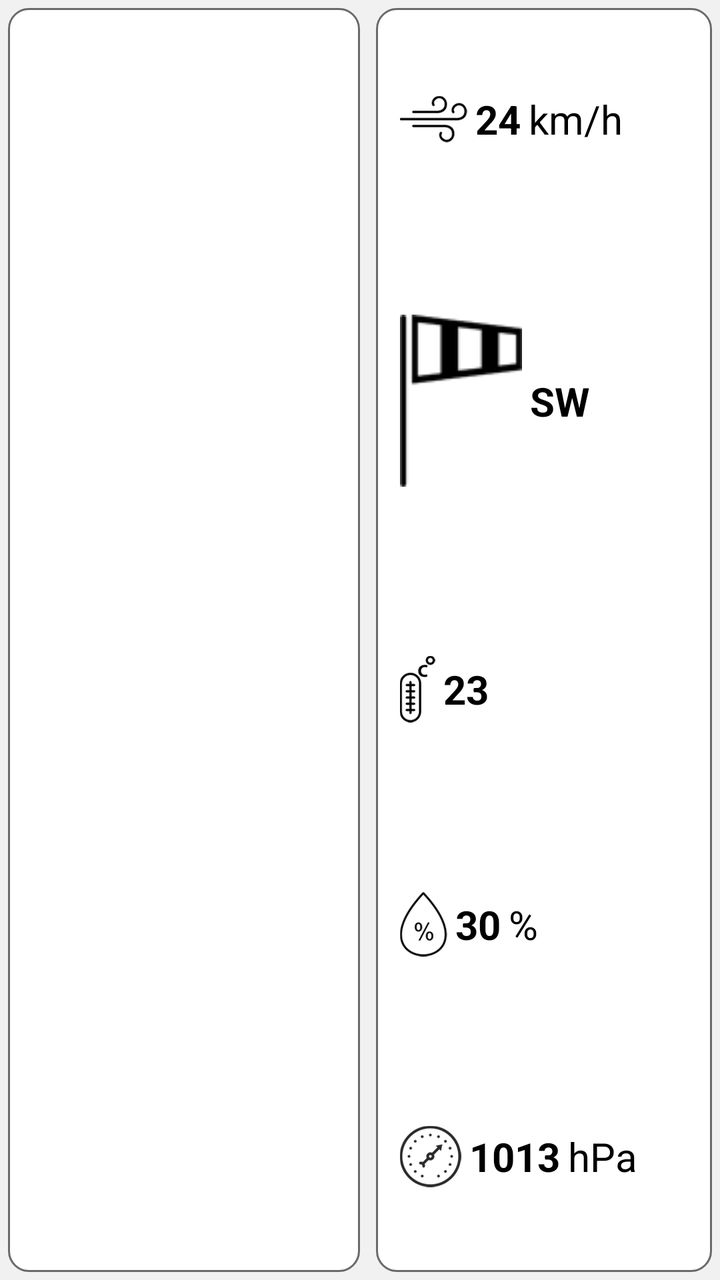
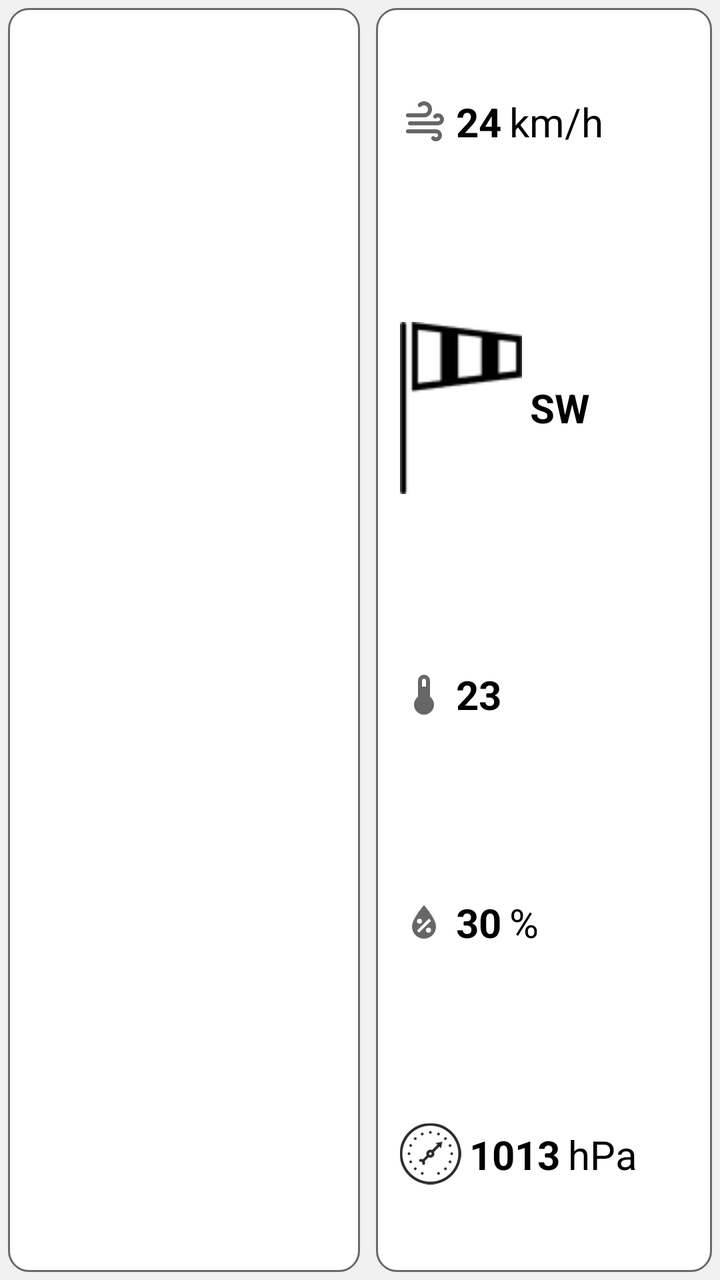

The first picture is an Android layout as it rendered before a commit; the second is the same layout after the commit. The layout source and the unified diff follow.
<!-- AndroidManifest.xml: application theme AppTheme -->
<!-- res/layout/fragment_weather.xml -->
<?xml version="1.0" encoding="utf-8"?>
<layout xmlns:android="http://schemas.android.com/apk/res/android"
    xmlns:app="http://schemas.android.com/apk/res-auto">

    <data>

        <variable
            name="viewModel"
            type="eu.agribot.agribotapp.ui.fragment.weather.WeatherViewModel" />
    </data>

    <LinearLayout
        android:layout_width="match_parent"
        android:layout_height="match_parent"
        android:background="@color/background_gray">

        <LinearLayout
            android:layout_width="match_parent"
            android:layout_height="match_parent"
            android:orientation="horizontal">

            <LinearLayout
                android:layout_width="wrap_content"
                android:layout_height="match_parent"
                android:layout_centerInParent="true"
                android:layout_margin="@dimen/margin_small"
                android:layout_weight="7"
                android:background="@drawable/rounded_corner_layout"
                android:orientation="horizontal">


            </LinearLayout>

            <LinearLayout
                android:id="@+id/rightControlsMenu"
                android:layout_width="wrap_content"
                android:layout_height="match_parent"
                android:layout_margin="@dimen/margin_small"
                android:layout_weight="1"
                android:background="@drawable/rounded_corner_layout"
                android:orientation="vertical">

                <LinearLayout
                    android:layout_width="wrap_content"
                    android:layout_height="wrap_content"
                    android:layout_margin="10dp"
                    android:layout_weight="1"
                    android:gravity="center"
                    android:orientation="horizontal">

                    <ImageView
                        android:layout_width="wrap_content"
                        android:layout_height="wrap_content"
                        android:layout_margin="2dp"
                        android:src="@drawable/ic_wind" />

                    <TextView
                        android:id="@+id/windSpeedVal"
                        style="@style/BottomInfoText"
                        android:layout_width="wrap_content"
                        android:layout_height="wrap_content"
                        android:layout_margin="2dp"
                        android:text="24" />

                    <TextView
                        style="@style/MiddleInfoText"
                        android:layout_width="wrap_content"
                        android:layout_height="wrap_content"
                        android:layout_margin="2dp"
                        android:text="km/h" />

                </LinearLayout>

                <LinearLayout
                    android:layout_width="wrap_content"
                    android:layout_height="wrap_content"
                    android:layout_margin="10dp"
                    android:layout_weight="1"
                    android:gravity="center"
                    android:orientation="horizontal">

                    <ImageView
                        android:layout_width="wrap_content"
                        android:layout_height="wrap_content"
                        android:layout_margin="2dp"
                        android:src="@drawable/ic_wind_compass" />

                    <TextView
                        android:id="@+id/windDirVal"
                        style="@style/BottomInfoText"
                        android:layout_width="wrap_content"
                        android:layout_height="wrap_content"
                        android:layout_margin="2dp"
                        android:text="SW" />

                    <TextView
                        style="@style/MiddleInfoText"
                        android:layout_width="wrap_content"
                        android:layout_height="wrap_content"
                        android:layout_margin="2dp"
                        android:text=" " />


                </LinearLayout>

                <LinearLayout
                    android:layout_width="wrap_content"
                    android:layout_height="wrap_content"
                    android:layout_margin="10dp"
                    android:layout_weight="1"
                    android:gravity="center"
                    android:orientation="horizontal">

                    <ImageView
                        android:layout_width="wrap_content"
                        android:layout_height="wrap_content"
                        android:layout_margin="2dp"
                        android:src="@drawable/ic_celsius" />

                    <TextView
                        android:id="@+id/tempVal"
                        style="@style/BottomInfoText"
                        android:layout_width="wrap_content"
                        android:layout_height="wrap_content"
                        android:layout_margin="2dp"
                        android:text="23" />

                    <TextView
                        style="@style/MiddleInfoText"
                        android:layout_width="wrap_content"
                        android:layout_height="wrap_content"
                        android:layout_margin="2dp"
                        android:text=" " />

                </LinearLayout>

                <LinearLayout
                    android:layout_width="wrap_content"
                    android:layout_height="wrap_content"
                    android:layout_margin="10dp"
                    android:layout_weight="1"
                    android:gravity="center"
                    android:orientation="horizontal">

                    <ImageView
                        android:layout_width="wrap_content"
                        android:layout_height="wrap_content"
                        android:layout_margin="2dp"
                        android:src="@drawable/ic_humidity" />

                    <TextView
                        android:id="@+id/humVal"
                        style="@style/BottomInfoText"
                        android:layout_width="wrap_content"
                        android:layout_height="wrap_content"
                        android:layout_margin="2dp"
                        android:text="30" />

                    <TextView
                        style="@style/MiddleInfoText"
                        android:layout_width="wrap_content"
                        android:layout_height="wrap_content"
                        android:layout_margin="2dp"
                        android:text="%" />

                </LinearLayout>

                <LinearLayout
                    android:layout_width="wrap_content"
                    android:layout_height="wrap_content"
                    android:layout_margin="10dp"
                    android:layout_weight="1"
                    android:gravity="center"
                    android:orientation="horizontal">

                    <ImageView
                        android:layout_width="wrap_content"
                        android:layout_height="wrap_content"
                        android:layout_margin="2dp"
                        android:src="@drawable/ic_pressure" />

                    <TextView
                        android:id="@+id/pressureVal"
                        style="@style/BottomInfoText"
                        android:layout_width="wrap_content"
                        android:layout_height="wrap_content"
                        android:layout_margin="2dp"
                        android:text="1013" />

                    <TextView
                        style="@style/MiddleInfoText"
                        android:layout_width="wrap_content"
                        android:layout_height="wrap_content"
                        android:layout_margin="2dp"
                        android:text="hPa" />

                </LinearLayout>

            </LinearLayout>

        </LinearLayout>

    </LinearLayout>
</layout>
<!-- resources referenced by this layout -->
<resources>
  <color name="background_gray">#f1f1f1</color>
  <dimen name="margin_small">4dp</dimen>
  <!-- drawable ic_celsius: png bitmap (drawable-hdpi, 945 bytes) -->
  <!-- drawable ic_humidity: png bitmap (drawable-hdpi, 1292 bytes) -->
  <!-- drawable ic_pressure: png bitmap (drawable-hdpi, 2272 bytes) -->
  <!-- drawable ic_wind: png bitmap (drawable-hdpi, 898 bytes) -->
  <!-- drawable ic_wind_compass: png bitmap (drawable, 985 bytes) -->
  <!-- drawable rounded_corner_layout (drawable-mdpi) -->
  <?xml version="1.0" encoding="utf-8"?>
  <shape xmlns:android="http://schemas.android.com/apk/res/android">
  
      <solid android:color="@android:color/white"/>
      <corners android:radius="10dp"/>
      <stroke
          android:width="1dp"
          android:color="@color/gray" />
  
  </shape>
  <style name="BottomInfoText" parent="@android:style/TextAppearance.Widget.TextView">
          <item name="android:textStyle">bold</item>
          <item name="android:textSize">20sp</item>
      </style>
  <style name="MiddleInfoText" parent="@android:style/TextAppearance.Widget.TextView">
          <item name="android:textSize">20sp</item>
      </style>
  <style name="AppTheme" parent="Theme.MaterialComponents.Light.DarkActionBar">
          
          <item name="colorPrimary">@color/colorPrimary</item>
          <item name="colorPrimaryDark">@color/colorPrimaryDark</item>
          <item name="colorAccent">@color/colorAccent</item>
      </style>
  <color name="gray">#6A6A6A</color>
  <color name="colorPrimary">@color/base_green</color>
  <color name="colorPrimaryDark">@color/base_green_darker</color>
  <color name="colorAccent">@color/gray</color>
  <color name="base_green">#a4c01b</color>
  <color name="base_green_darker">#839915</color>
</resources>

<!-- the commit's change to res/layout/fragment_weather.xml (unified diff, before → after) -->
@@ -115,7 +115,7 @@
                         android:layout_width="wrap_content"
                         android:layout_height="wrap_content"
                         android:layout_margin="2dp"
-                        android:src="@drawable/ic_celsius" />
+                        android:src="@drawable/ic_thermometer" />
 
                     <TextView
                         android:id="@+id/tempVal"
<!-- resource entries referenced after the edit -->
@@ -2,12 +2,45 @@
 <resources>
   <color name="background_gray">#f1f1f1</color>
   <dimen name="margin_small">4dp</dimen>
-  <!-- drawable ic_celsius: png bitmap (drawable-hdpi, 945 bytes) -->
-  <!-- drawable ic_humidity: png bitmap (drawable-hdpi, 1292 bytes) -->
+  <!-- drawable ic_humidity (drawable) -->
+  <vector xmlns:android="http://schemas.android.com/apk/res/android"
+      android:height="24dp"
+      android:width="24dp"
+      android:viewportWidth="24"
+      android:viewportHeight="24"
+      android:tint="?attr/colorControlNormal">
+  
+  <path
+      android:fillColor="@android:color/white"
+      android:pathData="M12,3.25C12,3.25 6,10 6,14C6,17.32 8.69,20 12,20A6,6 0 0,0 18,14C18,10 12,3.25 12,3.25M14.47,9.97L15.53,11.03L9.53,17.03L8.47,15.97M9.75,10A1.25,1.25 0 0,1 11,11.25A1.25,1.25 0 0,1 9.75,12.5A1.25,1.25 0 0,1 8.5,11.25A1.25,1.25 0 0,1 9.75,10M14.25,14.5A1.25,1.25 0 0,1 15.5,15.75A1.25,1.25 0 0,1 14.25,17A1.25,1.25 0 0,1 13,15.75A1.25,1.25 0 0,1 14.25,14.5Z" />
+  </vector>
   <!-- drawable ic_pressure: png bitmap (drawable-hdpi, 2272 bytes) -->
-  <!-- drawable ic_wind: png bitmap (drawable-hdpi, 898 bytes) -->
+  <!-- drawable ic_thermometer (drawable) -->
+  <vector xmlns:android="http://schemas.android.com/apk/res/android"
+      android:height="24dp"
+      android:width="24dp"
+      android:viewportWidth="24"
+      android:viewportHeight="24"
+      android:tint="?attr/colorControlNormal">
+  
+  <path
+      android:fillColor="@android:color/white"
+      android:pathData="M15 13V5A3 3 0 0 0 9 5V13A5 5 0 1 0 15 13M12 4A1 1 0 0 1 13 5V8H11V5A1 1 0 0 1 12 4Z" />
+  </vector>
+  <!-- drawable ic_wind (drawable) -->
+  <vector xmlns:android="http://schemas.android.com/apk/res/android"
+      android:height="24dp"
+      android:width="24dp"
+      android:viewportWidth="24"
+      android:viewportHeight="24"
+      android:tint="?attr/colorControlNormal">
+  
+  <path
+      android:fillColor="@android:color/white"
+      android:pathData="M4,10A1,1 0 0,1 3,9A1,1 0 0,1 4,8H12A2,2 0 0,0 14,6A2,2 0 0,0 12,4C11.45,4 10.95,4.22 10.59,4.59C10.2,5 9.56,5 9.17,4.59C8.78,4.2 8.78,3.56 9.17,3.17C9.9,2.45 10.9,2 12,2A4,4 0 0,1 16,6A4,4 0 0,1 12,10H4M19,12A1,1 0 0,0 20,11A1,1 0 0,0 19,10C18.72,10 18.47,10.11 18.29,10.29C17.9,10.68 17.27,10.68 16.88,10.29C16.5,9.9 16.5,9.27 16.88,8.88C17.42,8.34 18.17,8 19,8A3,3 0 0,1 22,11A3,3 0 0,1 19,14H5A1,1 0 0,1 4,13A1,1 0 0,1 5,12H19M18,18H4A1,1 0 0,1 3,17A1,1 0 0,1 4,16H18A3,3 0 0,1 21,19A3,3 0 0,1 18,22C17.17,22 16.42,21.66 15.88,21.12C15.5,20.73 15.5,20.1 15.88,19.71C16.27,19.32 16.9,19.32 17.29,19.71C17.47,19.89 17.72,20 18,20A1,1 0 0,0 19,19A1,1 0 0,0 18,18Z" />
+  </vector>
   <!-- drawable ic_wind_compass: png bitmap (drawable, 985 bytes) -->
-  <!-- drawable rounded_corner_layout (drawable-mdpi) -->
+  <!-- drawable rounded_corner_layout (drawable) -->
   <?xml version="1.0" encoding="utf-8"?>
   <shape xmlns:android="http://schemas.android.com/apk/res/android">
   
